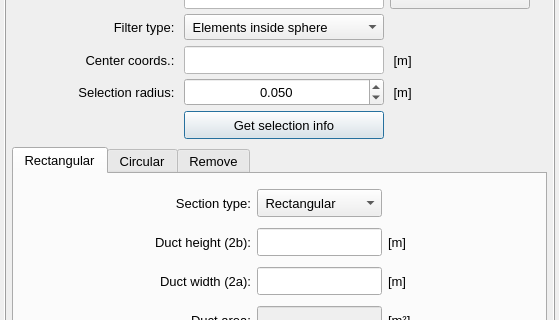
First picture: the form in vibra/interface/data/ui_files/model/setup/acoustic/set_viscous_thermal_model_inputs.ui, repository MOPT-UFSC/VIBRA, before the edit; both pictures show x 0 to 559 and y 89 to 409 of the 559 by 741 pixel window.
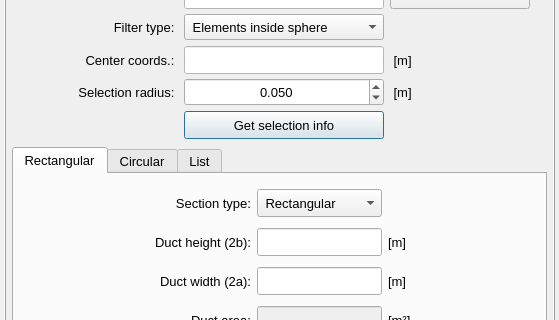
Second picture: the form after the edit.

Commit message: Rename Remove by List tabs

What changed in the file:
```diff
--- a/vibra/interface/data/ui_files/model/setup/acoustic/set_viscous_thermal_model_inputs.ui
+++ b/vibra/interface/data/ui_files/model/setup/acoustic/set_viscous_thermal_model_inputs.ui
@@ -1412,7 +1412,7 @@
             </widget>
             <widget class="QWidget" name="tab_remove">
              <attribute name="title">
-              <string>Remove</string>
+              <string>List</string>
              </attribute>
              <layout class="QGridLayout" name="gridLayout_16">
               <property name="leftMargin">
```
Left out of the diff: 2 changed lines with no effect on the pictures. The commit also changes 17 other files.
